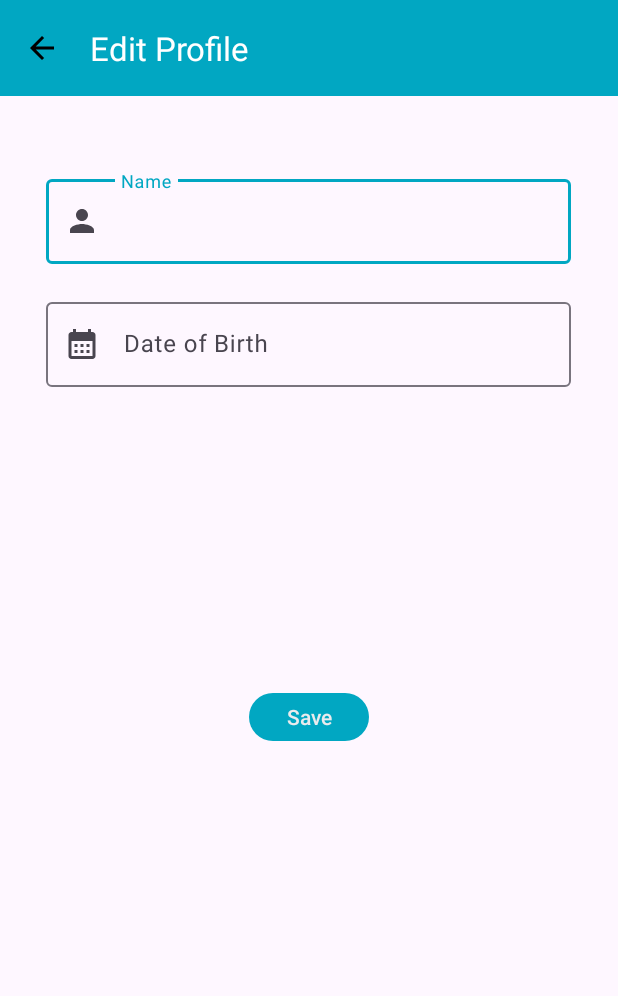
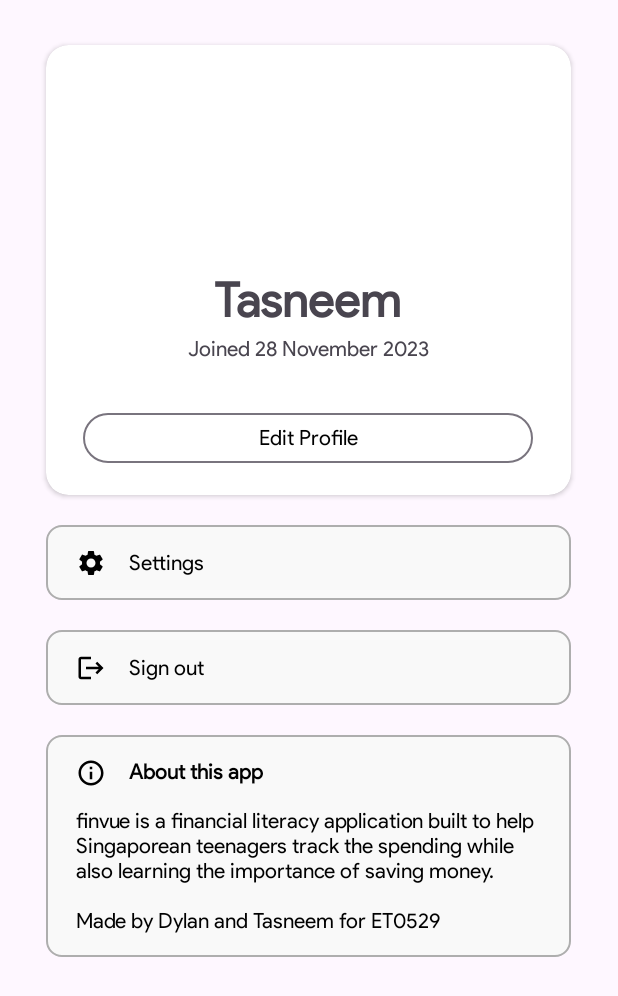
Before and after one commit to dumdles/finvue, an Android app: the screen it shows after launch (EditProfile before the commit, ProfilePage after it), on a phone screen of 412 x 824 dp. Shown: the top 996 px of the screen. Run offline under Robolectric (Android 15) with nearby library versions, the phone set to English and light mode, and no system bars; our stand-ins replace Firebase (no records; nobody signed in at launch, a user with empty details on screens opened directly).

Commit message:
Renamed profile_page.java to ProfilePage.java, implemented Sign-out and redirect function

```diff
--- a/app/src/main/AndroidManifest.xml
+++ b/app/src/main/AndroidManifest.xml
@@ -18,7 +18,7 @@
             android:name=".SplashScreen"
             android:exported="false" />
         <activity
-            android:name=".profile_page"
+            android:name=".EditProfile"
             android:exported="false" />
         <activity
             android:name=".NewsActivityFull"
@@ -30,7 +30,7 @@
             android:name=".SignupActivity"
             android:exported="true" />
         <activity
-            android:name=".EditProfile"
+            android:name=".ProfilePage"
             android:exported="true">
             <intent-filter>
                 <action android:name="android.intent.action.MAIN" />
--- /dev/null
+++ b/app/src/main/java/com/sp/finvue/ProfilePage.java
@@ -0,0 +1,43 @@
+package com.sp.finvue;
+
+import androidx.appcompat.app.AppCompatActivity;
+
+import android.content.Intent;
+import android.os.Bundle;
+import android.view.View;
+import android.widget.Button;
+import android.widget.LinearLayout;
+
+import com.google.firebase.auth.FirebaseAuth;
+
+public class ProfilePage extends AppCompatActivity {
+
+    @Override
+    protected void onCreate(Bundle savedInstanceState) {
+        super.onCreate(savedInstanceState);
+        setContentView(R.layout.activity_profile_page);
+
+        Button editProfile = findViewById(R.id.edit_profile_btn);
+        LinearLayout signOut = findViewById(R.id.sign_out_btn);
+
+        // Open the Edit Profile activity when button is selected
+        editProfile.setOnClickListener(new View.OnClickListener() {
+            @Override
+            public void onClick(View view) {
+                Intent intent = new Intent(ProfilePage.this, EditProfile.class);
+                startActivity(intent);
+            }
+        });
+
+        // Sign-out functionality
+        signOut.setOnClickListener(new View.OnClickListener() {
+            public void onClick(View view) {
+                FirebaseAuth.getInstance().signOut();
+                // Redirect to the login page
+                Intent intent = new Intent(ProfilePage.this, LoginActivity.class);
+                startActivity(intent);
+                finish(); // Close the current activity
+            }
+        });
+    }
+}
--- a/app/src/main/res/layout/activity_profile_page.xml
+++ b/app/src/main/res/layout/activity_profile_page.xml
@@ -5,11 +5,11 @@
     android:layout_width="match_parent"
     android:layout_height="match_parent"
     android:orientation="vertical"
-    tools:context=".profile_page">
+    tools:context=".ProfilePage">
 
     <androidx.cardview.widget.CardView
         android:layout_width="350dp"
-        android:layout_height="350dp"
+        android:layout_height="300dp"
         android:layout_gravity="center"
         android:layout_marginTop="30dp"
         android:background="@drawable/custom_input"
@@ -17,7 +17,7 @@
 
         <LinearLayout
             android:layout_width="350dp"
-            android:layout_height="350dp"
+            android:layout_height="300dp"
             android:layout_gravity="center"
             android:orientation="vertical">
 
@@ -25,7 +25,7 @@
                 android:layout_width="wrap_content"
                 android:layout_height="wrap_content"
                 android:layout_gravity="center"
-                android:layout_marginTop="200dp"
+                android:layout_marginTop="150dp"
                 android:fontFamily="@font/product_sans_regular"
                 android:text="Tasneem"
                 android:textSize="32dp"
@@ -42,6 +42,7 @@
                 android:text="Joined 28 November 2023" />
 
             <Button
+                android:id="@+id/edit_profile_btn"
                 style="?attr/materialButtonOutlinedStyle"
                 android:layout_width="300dp"
                 android:layout_height="41dp"
@@ -83,30 +84,31 @@
     </LinearLayout>
 
     <LinearLayout
+        android:id="@+id/sign_out_btn"
         android:layout_width="350dp"
         android:layout_height="50dp"
-        android:orientation="horizontal"
+        android:layout_gravity="center"
+        android:layout_marginTop="20dp"
         android:background="@drawable/custom_button_2"
-        android:layout_marginTop="20dp"
         android:clickable="true"
-        android:layout_gravity="center">
+        android:orientation="horizontal">
 
         <ImageView
             android:layout_width="20dp"
             android:layout_height="20dp"
+            android:layout_marginVertical="15dp"
             android:layout_marginLeft="20dp"
-            android:layout_marginVertical="15dp"
-            android:background="@drawable/baseline_logout"/>
+            android:background="@drawable/baseline_logout" />
 
         <TextView
             android:layout_width="match_parent"
             android:layout_height="match_parent"
             android:layout_marginHorizontal="15dp"
-            android:textColor="@color/black"
             android:layout_marginVertical="10dp"
+            android:fontFamily="@font/product_sans_regular"
             android:gravity="center_vertical"
-            android:fontFamily="@font/product_sans_regular"
-            android:text="Sign out"/>
+            android:text="Sign out"
+            android:textColor="@color/black" />
     </LinearLayout>
 
     <LinearLayout
```
Also changed, not shown: app/src/main/java/com/sp/finvue/profile_page.java (deleted, +0 -14 lines).
